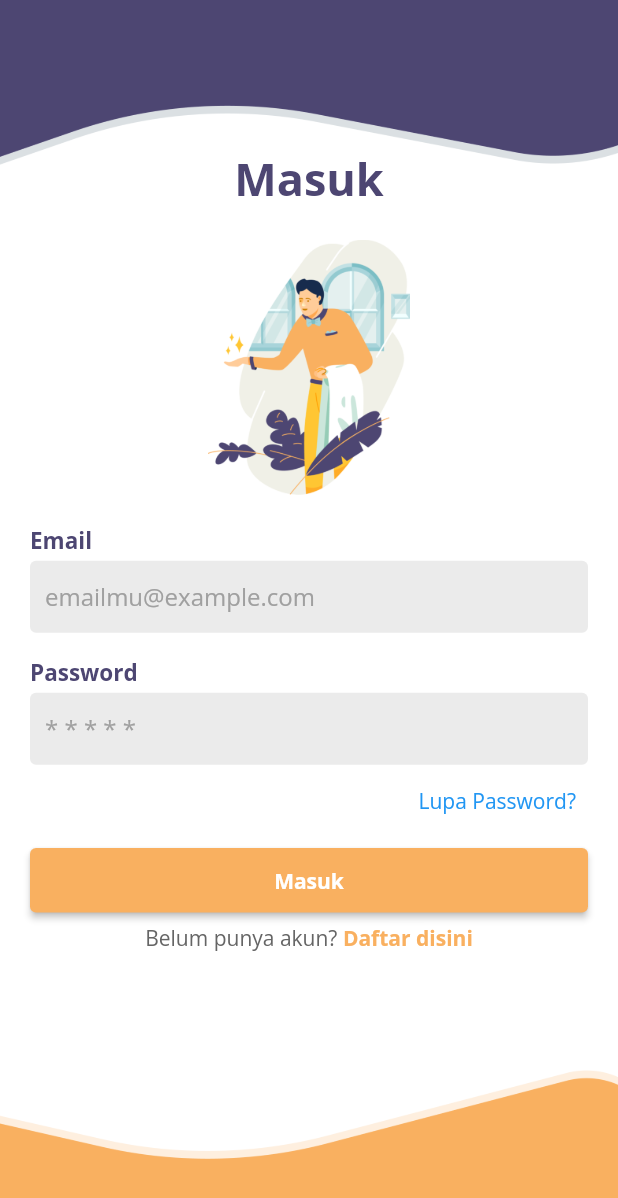
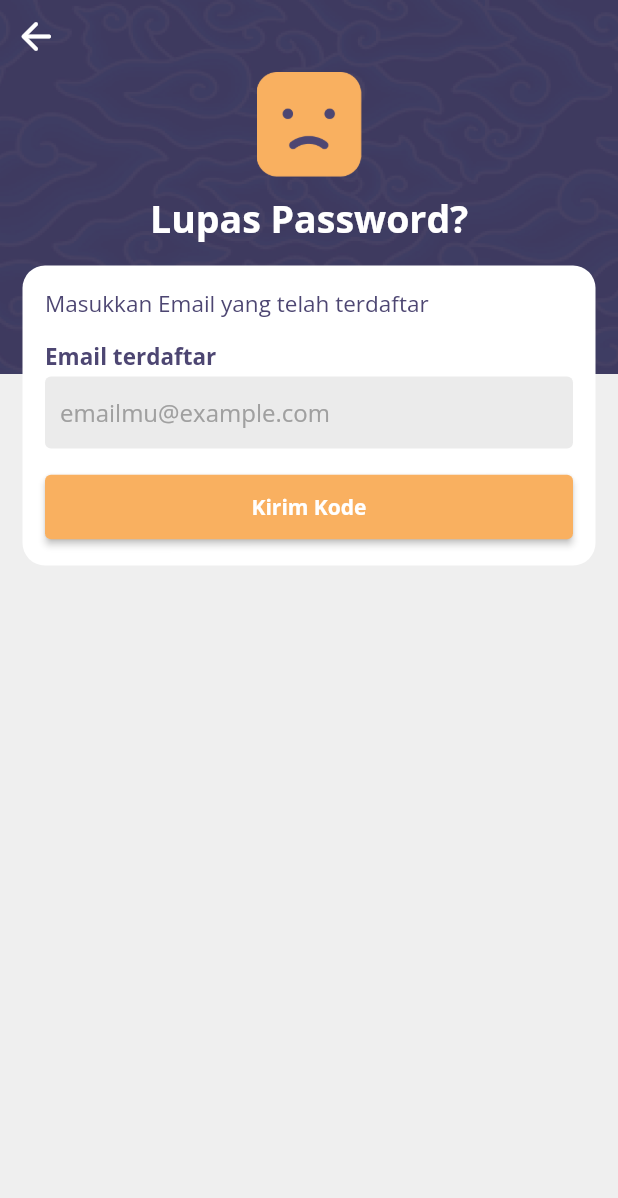
Before and after one commit to tashagrc/infarm, a Flutter app: the screen it shows once a user with an empty profile is signed in, item 3 of the bottom bar chosen, after a tap on "Keluar", after a tap on "Lupa Password?", on a phone screen of 412 x 824 dp. Shown: the top 1198 px of the screen. Run offline on Flutter 3.47's test engine with Material 2 defaults, Android fonts, the phone set to English and light mode, and no system bars; our stand-ins replace cloud_firestore, firebase_auth, firebase_core, firebase_storage, flutter_native_splash, get and 3 more; accounts and stored records are empty.

Commit message:
Now image has loading validation, if its not loaded it will show another image

```diff
--- a/lib/constants/constantBuilder.dart
+++ b/lib/constants/constantBuilder.dart
@@ -47,6 +47,8 @@ const splashBg = 'assets/images/splash.png';
 const categoryEmpty = 'assets/images/category_empty.png';
 const cartEmpty = 'assets/images/cart_empty.png';
 const favEmpty = 'assets/images/fav_empty.png';
+const imageLoading = 'assets/images/image_loading.png';
+const notLoaded = 'assets/images/not_loaded.png';
 const onboarding1 = 'assets/images/onboarding1.png';
 const onboarding2 = 'assets/images/onboarding2.png';
 const onboarding3 = 'assets/images/onboarding3.png';
@@ -62,7 +64,7 @@ const historyIcon = 'assets/icons/history.png';
 const homeIcon = 'assets/icons/home.png';
 const chatIcon = 'assets/icons/chat.png';
 const profileIcon = 'assets/icons/profile.png';
-const forgetPassIcon = 'asssets/icons/forget_pass.png';
+const forgetPassIcon = 'assets/icons/forget_pass.png';
 const profilePic = 'assets/icons/profilePic.png';
 const favIcon = 'assets/icons/favourite.png';
 
--- a/lib/controller/auth_controller.dart
+++ b/lib/controller/auth_controller.dart
@@ -29,7 +29,7 @@ class AuthController extends GetxController{
           VxToast.show(context, msg: "Masukkan format email yang valid!", showTime: 4000, bgColor: Colors.red[400], textColor: white);
           break;
         default:
-          VxToast.show(context, msg: e.toString());
+          VxToast.show(context, msg: e.toString(), showTime: 4000, bgColor: Colors.red[400], textColor: white);
       }
 
     }
@@ -54,7 +54,7 @@ class AuthController extends GetxController{
           VxToast.show(context, msg: "Masukkan format email yang valid!", showTime: 4000, bgColor: Colors.red[400], textColor: white);
           break;
         default:
-          VxToast.show(context, msg: e.toString());
+          VxToast.show(context, msg: e.toString(), showTime: 4000, bgColor: Colors.red[400], textColor: white);
       }
     }
     return userCredential;
@@ -68,6 +68,28 @@ class AuthController extends GetxController{
       VxToast.show(context, msg: e.toString());
     }
   }
+
+  Future resetPassword({context, email}) async {
+    try{
+      await auth.sendPasswordResetEmail(email: email.text.trim());
+    }on FirebaseAuthException catch(e){
+      switch(e.code){
+        case "unknown":
+          VxToast.show(context, msg: "Silahkan isi alamat email!", showTime: 4000, bgColor: Colors.red[400], textColor: white);
+          break;
+        case "user-not-found":
+          VxToast.show(context, msg: "Email tidak terdaftar", showTime: 4000, bgColor: Colors.red[400], textColor: white);
+          break;
+        case "invalid-email":
+          VxToast.show(context, msg: "Masukkan format email yang valid!", showTime: 4000, bgColor: Colors.red[400], textColor: white);
+          break;
+        default:
+          VxToast.show(context, msg: e.toString(), showTime: 4000, bgColor: Colors.red[400], textColor: white);
+      }
+    }
+
+  }
+
 
   //TO STORE DATA
   storeUserData({name, password, email}) async{
--- /dev/null
+++ b/lib/pages/authentication_page/forget_password_page.dart
@@ -0,0 +1,58 @@
+import 'package:infarm/constants/constantBuilder.dart';
+import 'package:infarm/controller/auth_controller.dart';
+
+class ForgetPasswordPage extends StatefulWidget {
+  const ForgetPasswordPage({super.key});
+
+  @override
+  State<ForgetPasswordPage> createState() => _ForgetPasswordPageState();
+}
+
+class _ForgetPasswordPageState extends State<ForgetPasswordPage> {
+
+  var controller = Get.put(AuthController());
+  var emailController = TextEditingController();
+
+  @override
+  Widget build(BuildContext context) {
+    return Scaffold(
+      resizeToAvoidBottomInset: false,
+      body: Stack(
+        children: [
+          Container(
+            decoration: const BoxDecoration(
+              image: DecorationImage(image: AssetImage(batikBg), fit: BoxFit.fill)
+            ),
+          ),
+          SafeArea(
+            child: Column(
+              crossAxisAlignment: CrossAxisAlignment.start,
+              children: [
+                IconButton(onPressed: (){Get.back();}, icon: const Icon(Icons.arrow_back_rounded, color: white, size: 30,)),
+                Image.asset(forgetPassIcon, width: 70,).centered(),
+                10.heightBox,
+                "Lupas Password?".text.white.size(25).fontFamily(bold).makeCentered(),
+                15.heightBox,
+                Column(
+                  crossAxisAlignment: CrossAxisAlignment.start,
+                  children: [
+                    "Masukkan Email yang telah terdaftar".text.white.color(appBlue).size(15).make(),
+                    15.heightBox,
+                    textField(controller: emailController, hint: "emailmu@example.com", isObscure: false, title: "Email terdaftar"),
+                    15.heightBox,
+                    button(
+                      color: appYellow, textColor: white, text: "Kirim Kode",
+                      onPress: () async{
+                        await controller.resetPassword(context: context, email: emailController);
+                      }
+                    ).box.width(context.screenWidth).make()
+                  ],
+                ).box.white.padding(const EdgeInsets.all(15)).margin(const EdgeInsets.symmetric(horizontal: 15)).rounded.makeCentered()
+              ],
+            ),
+          ),
+        ],
+      )
+    );
+  }
+}
--- a/lib/pages/authentication_page/login_page.dart
+++ b/lib/pages/authentication_page/login_page.dart
@@ -1,5 +1,6 @@
 import 'package:infarm/constants/constantBuilder.dart';
 import 'package:infarm/controller/auth_controller.dart';
+import 'package:infarm/pages/authentication_page/forget_password_page.dart';
 import 'package:infarm/pages/authentication_page/register_page.dart';
 import 'package:infarm/pages/homescreen_page/navigation.dart';
 
@@ -37,7 +38,9 @@ class LoginPage extends StatelessWidget {
                         Align(
                           alignment: Alignment.centerRight,
                           child: TextButton(
-                            onPressed: () {},
+                            onPressed: () {
+                              Get.to(() => const ForgetPasswordPage());
+                            },
                             child: "Lupa Password?".text.make()
                           ),
                         ),
--- a/lib/pages/homescreen_page/home_page.dart
+++ b/lib/pages/homescreen_page/home_page.dart
@@ -177,7 +177,12 @@ class _HomePageState extends State<HomePage> {
                                         children: [
                                           ClipRRect(borderRadius:
                                             const BorderRadius.only(topLeft:Radius.circular(7),topRight:Radius.circular(7)),
-                                            child: Image.network(featuredData[index]['pImages'][0],
+                                            child: FadeInImage.assetNetwork(
+                                              imageErrorBuilder: (context, error, stackTrace) {
+                                                return Image.asset(notLoaded, width: 150, height: 150,);
+                                              },
+                                              placeholder: imageLoading,
+                                              image: featuredData[index]['pImages'][0],
                                               width: 150,
                                               height: 150,
                                               fit: BoxFit.cover,
@@ -295,11 +300,12 @@ class _HomePageState extends State<HomePage> {
                               children: [
                                 ClipRRect(
                                     borderRadius: const BorderRadius.only(topLeft: Radius.circular(8), topRight: Radius.circular(8)),
-                                    child: Image.network(
-                                      allProductsData[index]['pImages'][0],
+                                    child: FadeInImage.assetNetwork(
+                                      placeholder: imageLoading,
+                                      image: allProductsData[index]['pImages'][0],
                                       width: 200,
                                       height: 170,
-                                      fit: BoxFit.cover
+                                      fit: BoxFit.cover,
                                     )
                                 ),
                                 const Spacer(),
```
Also changed, not shown: lib/pages/category_page/category_details.dart (+4 -3 lines), lib/pages/category_page/item_details.dart (+79 -34 lines), assets/images/image_loading.png (added), assets/images/not_loaded.png (added), pubspec.lock.
